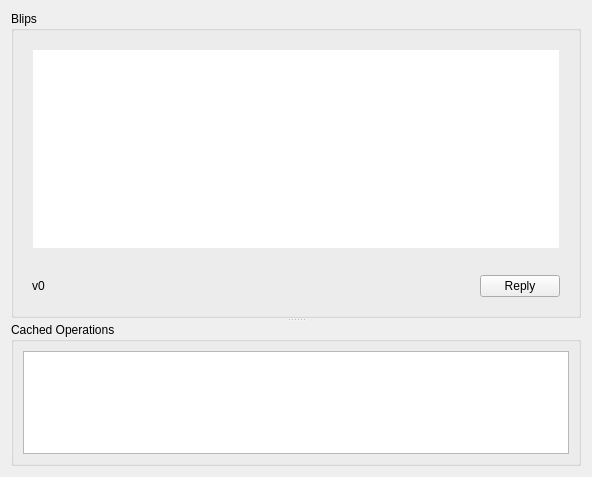
Before: the Qt Designer form src/gui/user_window.ui in google-code-export/pygowave-server, drawn with Qt 5.
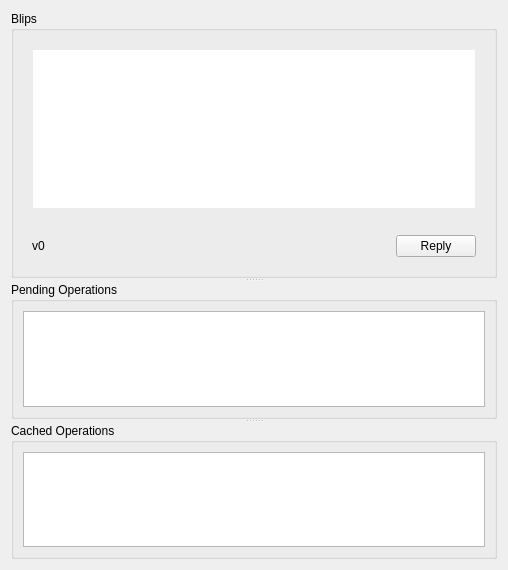
After: the same form once the commit is applied.

Patch:
```diff
--- a/src/gui/user_window.ui
+++ b/src/gui/user_window.ui
@@ -6,14 +6,14 @@
    <rect>
     <x>0</x>
     <y>0</y>
-    <width>592</width>
-    <height>477</height>
+    <width>508</width>
+    <height>570</height>
    </rect>
   </property>
   <property name="windowTitle">
    <string>User &quot;NoName&quot;</string>
   </property>
-  <layout class="QVBoxLayout" name="verticalLayout_4">
+  <layout class="QVBoxLayout" name="verticalLayout_5">
    <item>
     <widget class="QSplitter" name="splitter">
      <property name="orientation">
@@ -29,7 +29,7 @@
          <property name="minimumSize">
           <size>
            <width>0</width>
-           <height>220</height>
+           <height>180</height>
           </size>
          </property>
          <property name="palette">
@@ -113,8 +113,8 @@
            <rect>
             <x>0</x>
             <y>0</y>
-            <width>566</width>
-            <height>220</height>
+            <width>482</width>
+            <height>180</height>
            </rect>
           </property>
           <layout class="QVBoxLayout" name="verticalLayout">
@@ -129,13 +129,13 @@
              <property name="minimumSize">
               <size>
                <width>0</width>
-               <height>200</height>
+               <height>160</height>
               </size>
              </property>
              <property name="maximumSize">
               <size>
                <width>16777215</width>
-               <height>200</height>
+               <height>160</height>
               </size>
              </property>
             </widget>
@@ -192,6 +192,16 @@
        </item>
       </layout>
      </widget>
+     <widget class="QGroupBox" name="groupBox_3">
+      <property name="title">
+       <string>Pending Operations</string>
+      </property>
+      <layout class="QVBoxLayout" name="verticalLayout_4">
+       <item>
+        <widget class="QTableView" name="tblPending"/>
+       </item>
+      </layout>
+     </widget>
      <widget class="QGroupBox" name="groupBox_2">
       <property name="sizePolicy">
        <sizepolicy hsizetype="Preferred" vsizetype="Expanding">
```
Left out of the diff: 2 changed lines with no effect on the pictures.
